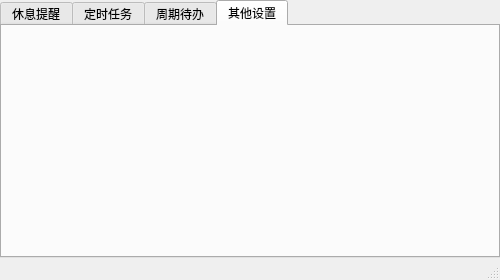
First picture: the form in main.ui, repository songquanpeng/personal-assistant, before the edit.
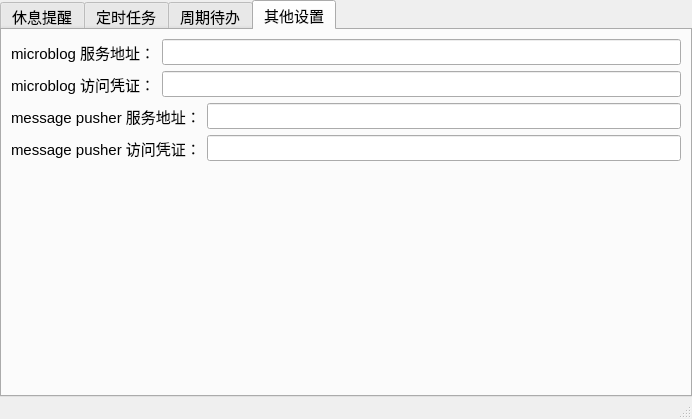
Second picture: the form after the edit. The open tabs and pages were chosen to show the change.

The edit to the form file:
```diff
--- a/main.ui
+++ b/main.ui
@@ -6,8 +6,8 @@
    <rect>
     <x>0</x>
     <y>0</y>
-    <width>500</width>
-    <height>280</height>
+    <width>692</width>
+    <height>419</height>
    </rect>
   </property>
   <property name="windowTitle">
@@ -17,7 +17,16 @@
    <string notr="true">font: 9pt &quot;Microsoft YaHei UI&quot;;</string>
   </property>
   <widget class="QWidget" name="centralwidget">
-   <layout class="QGridLayout" name="gridLayout">
+   <property name="font">
+    <font>
+     <family>Microsoft YaHei UI</family>
+     <pointsize>11</pointsize>
+     <weight>50</weight>
+     <italic>false</italic>
+     <bold>false</bold>
+    </font>
+   </property>
+   <layout class="QGridLayout" name="gridLayout_2">
     <property name="leftMargin">
      <number>0</number>
     </property>
@@ -30,11 +39,17 @@
     <property name="bottomMargin">
      <number>0</number>
     </property>
-    <property name="horizontalSpacing">
-     <number>6</number>
-    </property>
     <item row="0" column="0">
      <widget class="QTabWidget" name="tabWidget">
+      <property name="font">
+       <font>
+        <family>Microsoft YaHei UI</family>
+        <pointsize>11</pointsize>
+        <weight>50</weight>
+        <italic>false</italic>
+        <bold>false</bold>
+       </font>
+      </property>
       <property name="tabPosition">
        <enum>QTabWidget::North</enum>
       </property>
@@ -45,7 +60,7 @@
        <attribute name="title">
         <string>休息提醒</string>
        </attribute>
-       <layout class="QGridLayout" name="gridLayout_2">
+       <layout class="QGridLayout" name="gridLayout">
         <item row="0" column="0">
          <layout class="QHBoxLayout" name="horizontalLayout">
           <item>
@@ -169,7 +184,40 @@
           </item>
          </layout>
         </item>
+        <item row="2" column="0">
+         <spacer name="verticalSpacer">
+          <property name="orientation">
+           <enum>Qt::Vertical</enum>
+          </property>
+          <property name="sizeHint" stdset="0">
+           <size>
+            <width>18</width>
+            <height>25</height>
+           </size>
+          </property>
+         </spacer>
+        </item>
         <item row="3" column="0">
+         <widget class="Line" name="line">
+          <property name="orientation">
+           <enum>Qt::Horizontal</enum>
+          </property>
+         </widget>
+        </item>
+        <item row="4" column="0">
+         <spacer name="verticalSpacer_2">
+          <property name="orientation">
+           <enum>Qt::Vertical</enum>
+          </property>
+          <property name="sizeHint" stdset="0">
+           <size>
+            <width>20</width>
+            <height>25</height>
+           </size>
+          </property>
+         </spacer>
+        </item>
+        <item row="5" column="0">
          <widget class="QLabel" name="label_4">
           <property name="text">
            <string>工作进度条：</string>
@@ -270,6 +318,105 @@
        <attribute name="title">
         <string>其他设置</string>
        </attribute>
+       <layout class="QGridLayout" name="gridLayout_5">
+        <item row="0" column="0">
+         <layout class="QHBoxLayout" name="horizontalLayout_5">
+          <item>
+           <widget class="QLabel" name="label_7">
+            <property name="text">
+             <string>microblog 服务地址：</string>
+            </property>
+           </widget>
+          </item>
+          <item>
+           <widget class="QLineEdit" name="microblogServerLineEdit">
+            <property name="text">
+             <string/>
+            </property>
+            <property name="echoMode">
+             <enum>QLineEdit::Normal</enum>
+            </property>
+           </widget>
+          </item>
+         </layout>
+        </item>
+        <item row="1" column="0">
+         <layout class="QHBoxLayout" name="horizontalLayout_7">
+          <item>
+           <widget class="QLabel" name="label_6">
+            <property name="text">
+             <string>microblog 访问凭证：</string>
+            </property>
+           </widget>
+          </item>
+          <item>
+           <widget class="QLineEdit" name="microblogTokenLineEdit">
+            <property name="text">
+             <string/>
+            </property>
+            <property name="echoMode">
+             <enum>QLineEdit::Password</enum>
+            </property>
+           </widget>
+          </item>
+         </layout>
+        </item>
+        <item row="2" column="0">
+         <layout class="QHBoxLayout" name="horizontalLayout_8">
+          <item>
+           <widget class="QLabel" name="label_8">
+            <property name="text">
+             <string>message pusher 服务地址：</string>
+            </property>
+           </widget>
+          </item>
+          <item>
+           <widget class="QLineEdit" name="messageServerLineEdit">
+            <property name="text">
+             <string/>
+            </property>
+            <property name="echoMode">
+             <enum>QLineEdit::Normal</enum>
+            </property>
+           </widget>
+          </item>
+         </layout>
+        </item>
+        <item row="3" column="0">
+         <layout class="QHBoxLayout" name="horizontalLayout_9">
+          <item>
+           <widget class="QLabel" name="label_9">
+            <property name="text">
+             <string>message pusher 访问凭证：</string>
+            </property>
+           </widget>
+          </item>
+          <item>
+           <widget class="QLineEdit" name="messageTokenLineEdit">
+            <property name="text">
+             <string/>
+            </property>
+            <property name="echoMode">
+             <enum>QLineEdit::Password</enum>
+            </property>
+           </widget>
+          </item>
+         </layout>
+        </item>
+        <item row="4" column="0">
+         <spacer name="verticalSpacer_3">
+          <property name="orientation">
+           <enum>Qt::Vertical</enum>
+          </property>
+          <property name="sizeHint" stdset="0">
+           <size>
+            <width>20</width>
+            <height>172</height>
+           </size>
+          </property>
+         </spacer>
+        </item>
+       </layout>
       </widget>
      </widget>
     </item>
```
Left out of the diff: 140 changed lines with no effect on the pictures.
